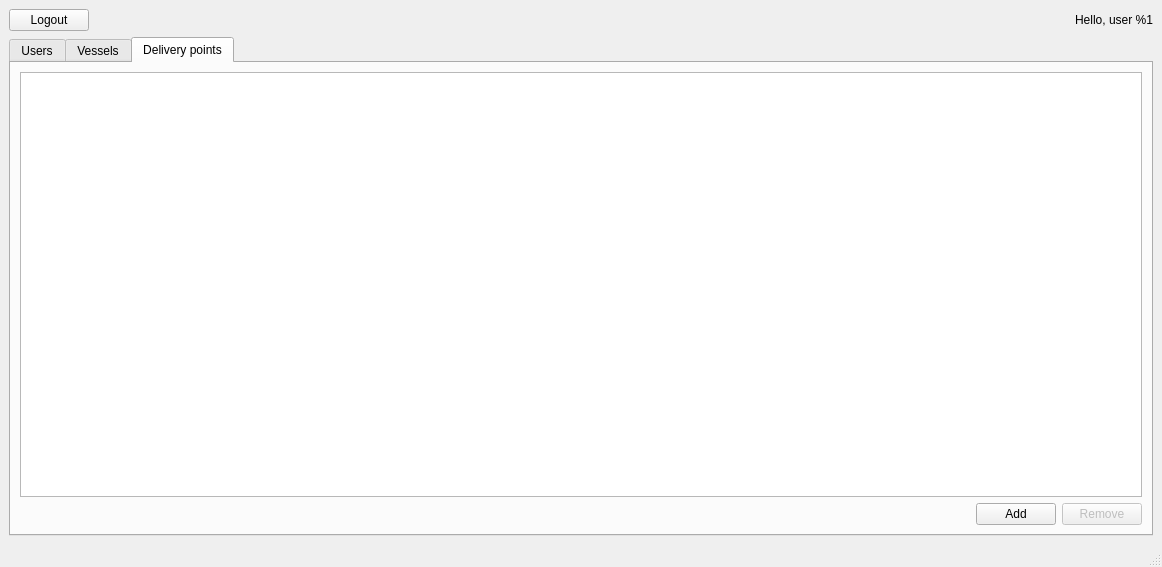
Qt form sea_transport/adminpanel.ui (NuarkNoir/sea_transport) before a commit.
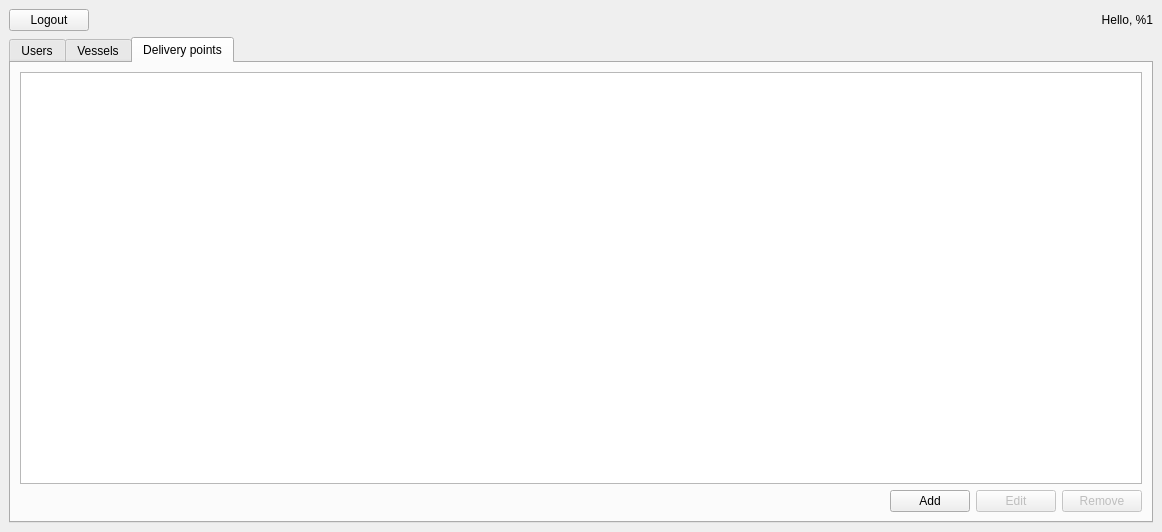
The same form after that commit.

Commit message: User edit dialog completed

```diff
--- a/sea_transport/adminpanel.ui
+++ b/sea_transport/adminpanel.ui
@@ -7,7 +7,7 @@
     <x>0</x>
     <y>0</y>
     <width>1162</width>
-    <height>567</height>
+    <height>532</height>
    </rect>
   </property>
   <property name="sizePolicy">
@@ -37,7 +37,10 @@
     <item row="0" column="1">
      <widget class="QLabel" name="lab_user">
       <property name="text">
-       <string>Hello, user %1</string>
+       <string>Hello, %1</string>
+      </property>
+      <property name="textFormat">
+       <enum>Qt::MarkdownText</enum>
       </property>
       <property name="alignment">
        <set>Qt::AlignRight|Qt::AlignTrailing|Qt::AlignVCenter</set>
@@ -181,6 +184,16 @@
             </property>
            </widget>
           </item>
+          <item>
+           <widget class="QPushButton" name="pb_dp_edit">
+            <property name="enabled">
+             <bool>false</bool>
+            </property>
+            <property name="text">
+             <string>Edit</string>
+            </property>
+           </widget>
+          </item>
           <item>
            <widget class="QPushButton" name="pb_dp_remove">
             <property name="enabled">
@@ -206,17 +219,6 @@
     </item>
    </layout>
   </widget>
-  <widget class="QMenuBar" name="menubar">
-   <property name="geometry">
-    <rect>
-     <x>0</x>
-     <y>0</y>
-     <width>1162</width>
-     <height>21</height>
-    </rect>
-   </property>
-  </widget>
-  <widget class="QStatusBar" name="statusbar"/>
  </widget>
  <resources/>
  <connections/>
```
Left out of the diff: 31 changed lines with no effect on the pictures. The commit also changes 10 other files.
